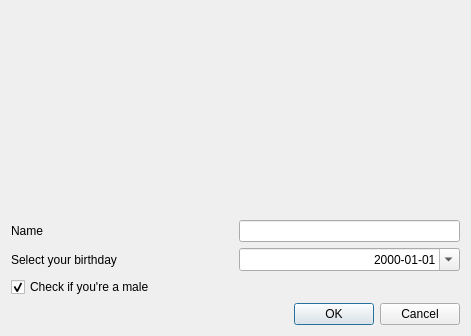
First picture: the form in caloriestracker/ui/frmUsersAdd.ui, repository turulomio/caloriestracker, before the edit.
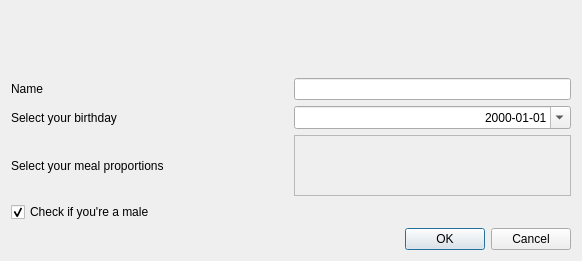
Second picture: the form after the edit. Icons and pictures are not drawn. Custom widgets are drawn as their Qt base class.

Commit message: Updated code to Qt-5.14.1. Added wdgDistributeAmount widget

What changed in the file:
```diff
--- a/caloriestracker/ui/frmUsersAdd.ui
+++ b/caloriestracker/ui/frmUsersAdd.ui
@@ -9,8 +9,8 @@
    <rect>
     <x>0</x>
     <y>0</y>
-    <width>471</width>
-    <height>336</height>
+    <width>582</width>
+    <height>261</height>
    </rect>
   </property>
   <property name="windowTitle">
@@ -97,6 +97,32 @@
        </item>
       </layout>
      </item>
+     <item>
+      <layout class="QHBoxLayout" name="horizontalLayout">
+       <item>
+        <widget class="QLabel" name="label">
+         <property name="text">
+          <string>Select your meal proportions</string>
+         </property>
+        </widget>
+       </item>
+       <item>
+        <widget class="QFrame" name="frame">
+         <property name="frameShape">
+          <enum>QFrame::StyledPanel</enum>
+         </property>
+         <property name="frameShadow">
+          <enum>QFrame::Raised</enum>
+         </property>
+         <layout class="QHBoxLayout" name="horizontalLayout_3">
+          <item>
+           <widget class="wdgDistributeIntegerBetween3" name="wdgDistribute" native="true"/>
+          </item>
+         </layout>
+        </widget>
+       </item>
+      </layout>
+     </item>
      <item>
       <widget class="QCheckBox" name="chkMale">
        <property name="text">
@@ -118,6 +144,14 @@
    </item>
   </layout>
  </widget>
+ <customwidgets>
+  <customwidget>
+   <class>wdgDistributeIntegerBetween3</class>
+   <extends>QWidget</extends>
+   <header location="global">wdgDistributeAmount</header>
+   <container>1</container>
+  </customwidget>
+ </customwidgets>
  <resources>
   <include location="../images/caloriestracker.qrc"/>
  </resources>
```
Left out of the diff: 4 changed lines with no effect on the pictures. The commit also changes 34 other files.
